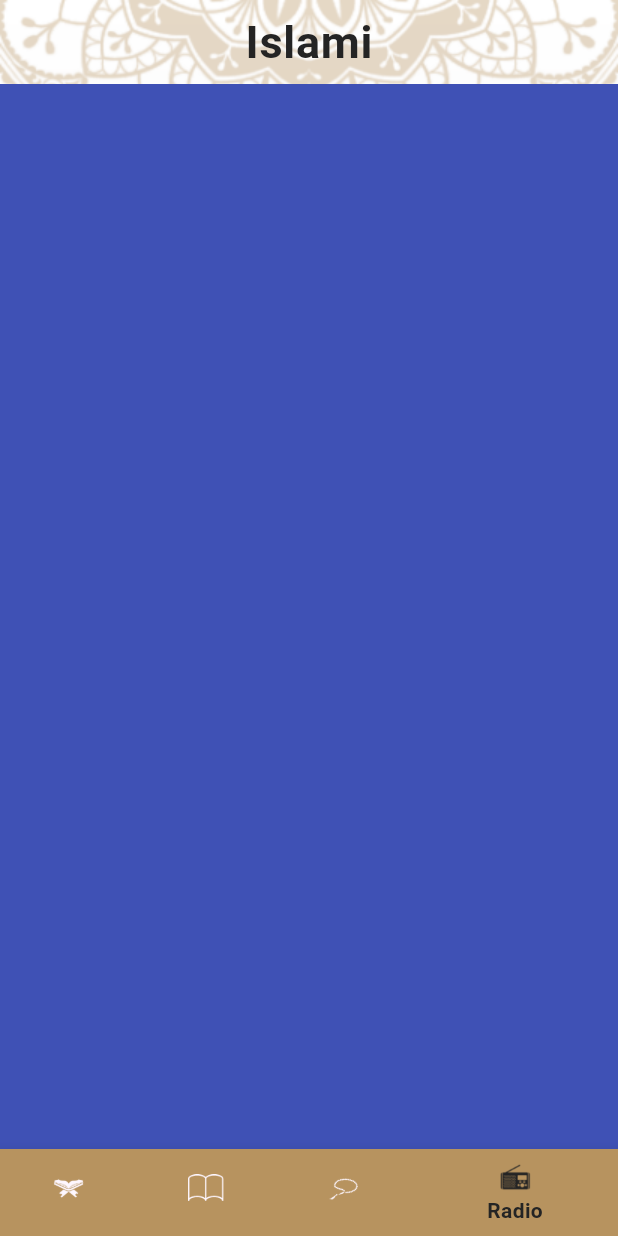
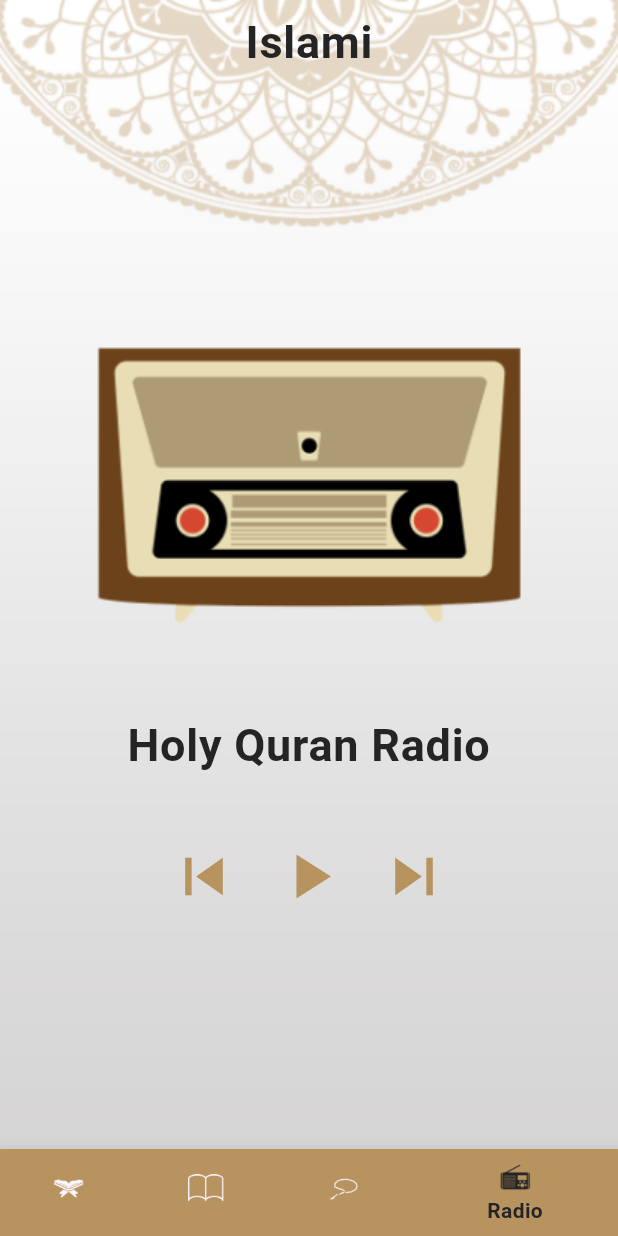
Before and after one commit to Nayera200177/Islamy-app, a Flutter app: the screen it shows after launch, item 4 of the bottom bar chosen, on a phone screen of 412 x 824 dp. Run offline on Flutter 3.47's test engine with Material 3 defaults, Android fonts, the phone set to English and light mode, and no system bars.

Commit message:
Radio screen UI created

```diff
--- a/lib/app_colors.dart
+++ b/lib/app_colors.dart
@@ -2,5 +2,5 @@ import 'package:flutter/material.dart';
 class AppColors{
   static const Color blackColor = Color(0xff242424);
   static const Color primaryLightColor = Color(0xffB7935F);
-  static const Color whightColor = Color(0xffffffff);
+  static const Color whiteColor = Color(0xffffffff);
 }
--- a/lib/home/home_screen.dart
+++ b/lib/home/home_screen.dart
@@ -2,7 +2,7 @@
 import 'package:flutter/material.dart';
 import 'package:islamy_app/app_colors.dart';
 import 'package:islamy_app/home/hadeth/hadeth_tap.dart';
-import 'package:islamy_app/home/quran/qurab_tap.dart';
+import 'package:islamy_app/home/quran/quran_tap.dart';
 import 'package:islamy_app/home/radio/radio_tap.dart';
 import 'package:islamy_app/home/sebha/sebha_tap.dart';
 
--- a/lib/home/quran/qurab_tap.dart
+++ b/lib/home/quran/quran_tap.dart
@@ -6,8 +6,11 @@ class QuranTap extends StatelessWidget {
 
   @override
   Widget build(BuildContext context) {
-    return Container(
-      color: Colors.cyan,
+    return Column(
+      children: [
+        Image.asset('assets/images/qur2an_screen_logo.png'),
+
+      ],
     );
   }
 }
--- a/lib/home/radio/radio_tap.dart
+++ b/lib/home/radio/radio_tap.dart
@@ -1,13 +1,39 @@
 import 'package:flutter/cupertino.dart';
 import 'package:flutter/material.dart';
+import 'package:islamy_app/app_colors.dart';
 
 class RadioTap extends StatelessWidget {
   const RadioTap({super.key});
 
   @override
   Widget build(BuildContext context) {
-    return Container(
-      color: Colors.indigo,
+    return Column(
+      mainAxisAlignment: MainAxisAlignment.center,
+      children: [
+        Image.asset('assets/images/radio_image.png'),
+
+        Padding(
+          padding: const EdgeInsets.only(top: 40.0),
+          child: Text('Holy Quran Radio',textAlign: TextAlign.center,style: Theme.of(context).textTheme.bodyLarge,),
+        ),
+
+        Padding(
+          padding: const EdgeInsets.only(top: 40.0),
+          child: Row(
+            mainAxisAlignment: MainAxisAlignment.center,
+            children: [
+              Icon(Icons.skip_previous,size: 50,color: AppColors.primaryLightColor,),
+              SizedBox(width: 20,),
+              Icon(Icons.play_arrow,size: 50,color: AppColors.primaryLightColor),
+              SizedBox(width: 20,),
+
+              Icon(Icons.skip_next,size: 50,color: AppColors.primaryLightColor)
+            ],
+          ),
+        ),
+
+      ],
+
     );
   }
 }
--- a/lib/home/sebha/sebha_tap.dart
+++ b/lib/home/sebha/sebha_tap.dart
@@ -1,5 +1,6 @@
 import 'package:flutter/cupertino.dart';
 import 'package:flutter/material.dart';
+import 'package:islamy_app/app_colors.dart';
 
 class SebhaTap extends StatefulWidget {
   const SebhaTap({super.key});
@@ -76,7 +77,7 @@ class _SebhaTapState extends State<SebhaTap> {
                 borderRadius: BorderRadius.circular(40)
               ),
               child:
-               Text('${Tasbee7[index]}',),
+               Text('${Tasbee7[index]}',style: TextStyle(color: AppColors.whiteColor),),
             ),
           ),
         ),
```
